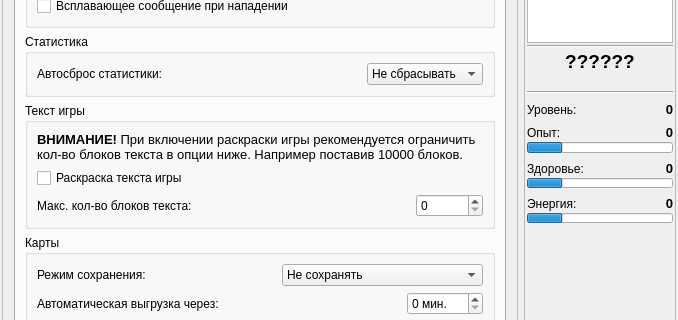
The window that main_window.ui (sofgame-plugin/psiplus-plugin) describes before a commit, drawn with Qt 5; both pictures show x 0 to 678 and y 179 to 499 of the 678 by 721 pixel window.
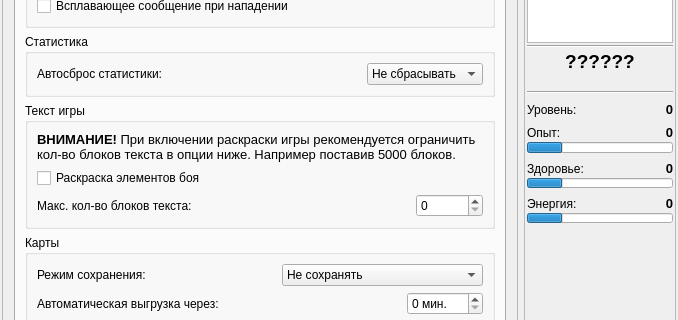
The same window after the commit. The open tabs and pages were chosen to show the change. Custom widgets are drawn as their Qt base class.

Commit message: В раскраске текста игры теперь можно отключать только раскраску боя.

```diff
--- a/main_window.ui
+++ b/main_window.ui
@@ -2601,7 +2601,7 @@
                    <item row="1" column="0">
                     <widget class="QCheckBox" name="gameTextColoring">
                      <property name="text">
-                      <string>Раскраска текста игры </string>
+                      <string>Раскраска элементов боя</string>
                      </property>
                     </widget>
                    </item>
@@ -2612,7 +2612,7 @@
 &lt;html&gt;&lt;head&gt;&lt;meta name=&quot;qrichtext&quot; content=&quot;1&quot; /&gt;&lt;style type=&quot;text/css&quot;&gt;
 p, li { white-space: pre-wrap; }
 &lt;/style&gt;&lt;/head&gt;&lt;body style=&quot; font-family:'Sans Serif'; font-size:10pt; font-weight:400; font-style:normal;&quot;&gt;
-&lt;p style=&quot; margin-top:0px; margin-bottom:0px; margin-left:0px; margin-right:0px; -qt-block-indent:0; text-indent:0px;&quot;&gt;&lt;span style=&quot; font-weight:600; color:#000000;&quot;&gt;ВНИМАНИЕ!&lt;/span&gt; При включении раскраски игры рекомендуется ограничить кол-во блоков текста в опции ниже. Например поставив 10000 блоков.&lt;/p&gt;&lt;/body&gt;&lt;/html&gt;</string>
+&lt;p style=&quot; margin-top:0px; margin-bottom:0px; margin-left:0px; margin-right:0px; -qt-block-indent:0; text-indent:0px;&quot;&gt;&lt;span style=&quot; font-weight:600; color:#000000;&quot;&gt;ВНИМАНИЕ!&lt;/span&gt; При включении раскраски игры рекомендуется ограничить кол-во блоков текста в опции ниже. Например поставив 5000 блоков.&lt;/p&gt;&lt;/body&gt;&lt;/html&gt;</string>
                      </property>
                      <property name="wordWrap">
                       <bool>true</bool>
```
The commit also changes 3 other files.
